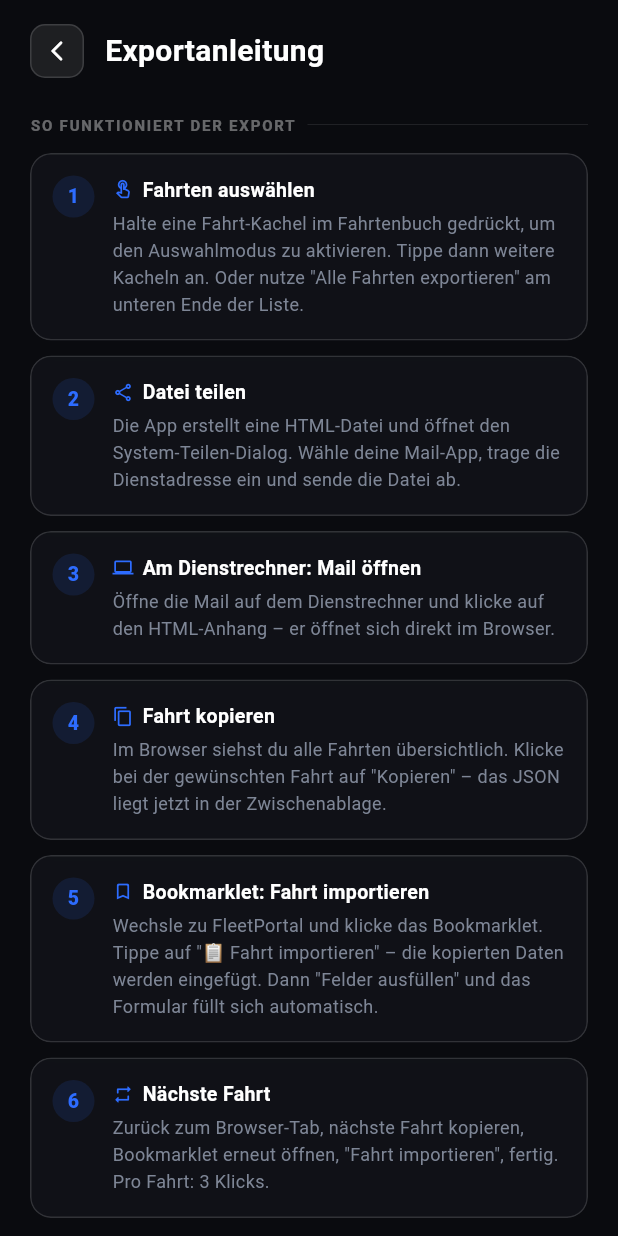
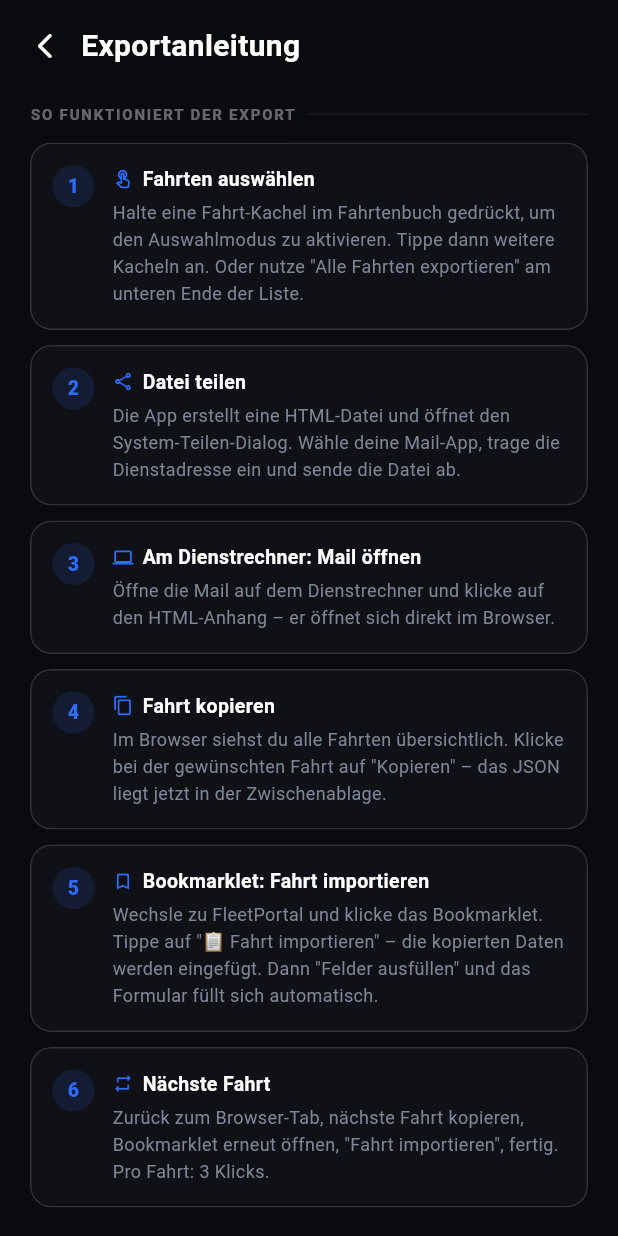
Before and after one commit to MarclKing/operationtimer, a Flutter app: the ExportHinweiseScreen screen opened directly, on a phone screen of 412 x 824 dp. Run offline on Flutter 3.47's test engine with Material 3 defaults, Android fonts, the phone set to English and light mode, and no system bars; our stand-ins replace camera, file_picker, flutter_native_splash, hive_flutter, image_picker, pdf and 2 more; missing offline and left inert: google_mlkit_text_recognition, home_widget, receive_sharing_intent; accounts and stored records are empty.

Commit message:
Release3-21.06.14:01.

```diff
--- a/lib/main.dart
+++ b/lib/main.dart
@@ -29,6 +29,12 @@ import 'package:intl/intl.dart';
 void main() async {
   WidgetsBinding binding = WidgetsFlutterBinding.ensureInitialized();
   FlutterNativeSplash.preserve(widgetsBinding: binding);
+
+  // Querformat sperren
+  await SystemChrome.setPreferredOrientations([
+    DeviceOrientation.portraitUp,
+    DeviceOrientation.portraitDown,
+  ]);
 
   await Hive.initFlutter();
   await Hive.openBox('arbeitszeiten');
--- a/lib/screens/export_hinweise_screen.dart
+++ b/lib/screens/export_hinweise_screen.dart
@@ -35,16 +35,7 @@ class _ExportHinweiseScreenState extends State<ExportHinweiseScreen> {
     children: [
       GestureDetector(
         onTap: () => Navigator.pop(context),
-                    child: Container(
-                      width: 36,
-                      height: 36,
-                      decoration: BoxDecoration(
-                        color: skin.surface(0.08),
-                        borderRadius: BorderRadius.circular(10),
-                        border: Border.all(color: skin.glassBorder),
-                      ),
-                      child: Icon(Icons.arrow_back_ios_new_rounded, size: 16, color: skin.textPrimary),
-                    ),
+        child: Icon(Icons.arrow_back_ios_new_rounded, size: 20, color: skin.textPrimary),
       ),
       const SizedBox(width: 14),
       Text('Exportanleitung',
```
Lines whose indentation alone changed are shown as unchanged.
